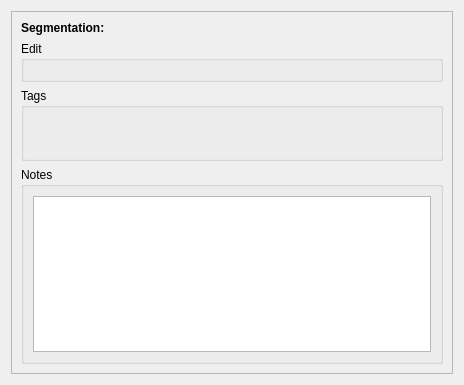
First picture: the form in App/Panels/SegmentationProperties/SegmentationProperties.ui, repository FelixdelasPozas/EspINA, before the edit.
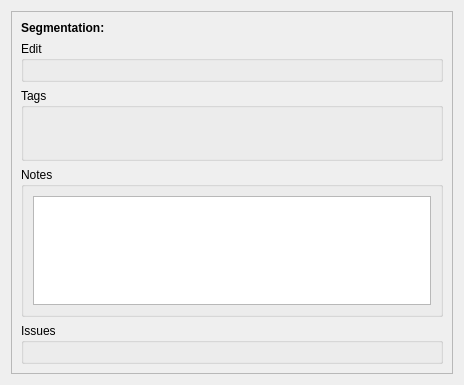
Second picture: the form after the edit. Icons and pictures are not drawn.

Commit message: Added IssueProperty class

```diff
--- a/App/Panels/SegmentationProperties/SegmentationProperties.ui
+++ b/App/Panels/SegmentationProperties/SegmentationProperties.ui
@@ -28,8 +28,8 @@
        <rect>
         <x>0</x>
         <y>0</y>
-        <width>450</width>
-        <height>371</height>
+        <width>444</width>
+        <height>365</height>
        </rect>
       </property>
       <layout class="QVBoxLayout" name="verticalLayout_2">
@@ -146,6 +146,14 @@
          </layout>
         </widget>
        </item>
+       <item>
+        <widget class="QGroupBox" name="issuesGroup">
+         <property name="title">
+          <string>Issues</string>
+         </property>
+         <layout class="QVBoxLayout" name="verticalLayout_7"/>
+        </widget>
+       </item>
       </layout>
      </widget>
     </widget>
```
The commit also changes 5 other files.
